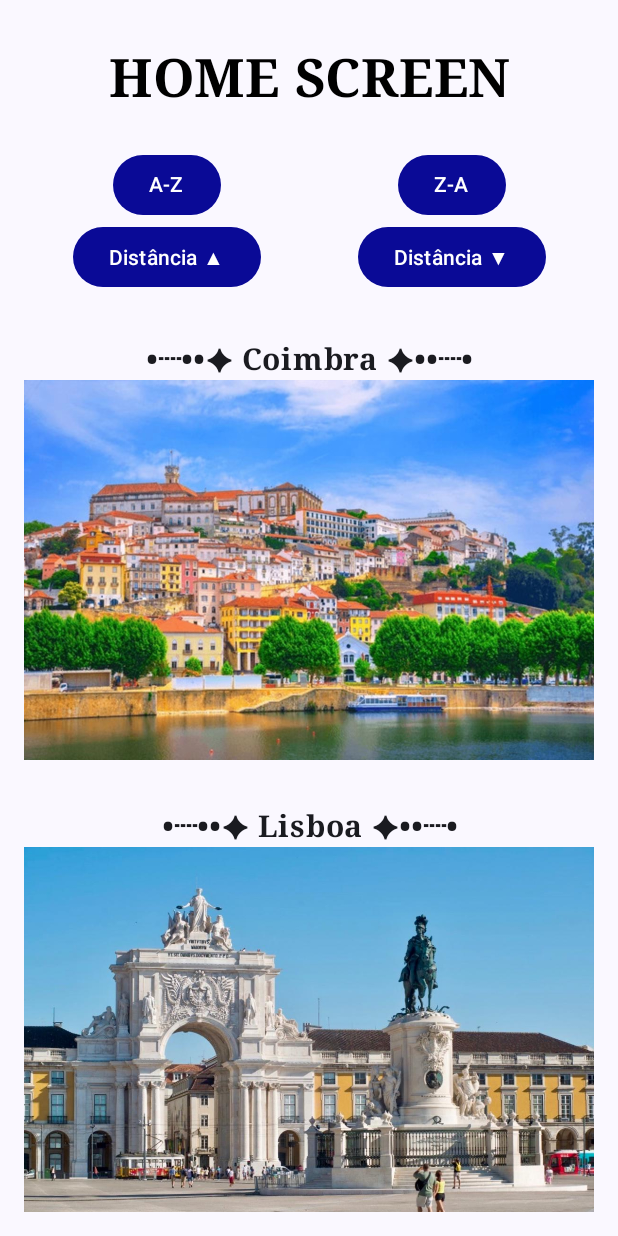
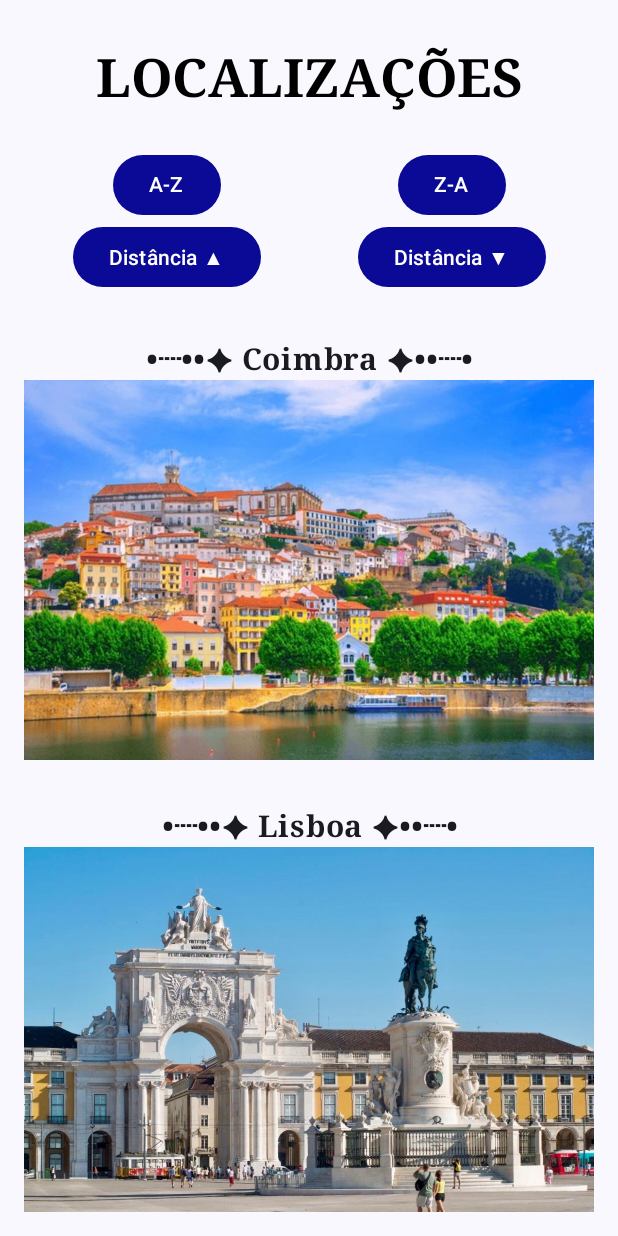
Before and after one commit to joaosantoss12/Tourists-Guide_Mobile-App, an Android app built with Jetpack Compose: the HomeScreen screen opened through its navigation route, on a phone screen of 412 x 824 dp. Run offline under Robolectric (Android 15) with nearby library versions, the phone set to English and light mode, and no system bars.

Commit message:
updated HomeScreen and added CreditsScreen

```diff
--- /dev/null
+++ b/app/src/main/java/pt/isec/a2020136093/amov/guiaturistico/CreditsScreen.kt
@@ -0,0 +1,69 @@
+package pt.isec.a2020136093.amov.guiaturistico
+
+import android.util.Log
+import androidx.compose.foundation.BorderStroke
+import androidx.compose.foundation.Image
+import androidx.compose.foundation.background
+import androidx.compose.foundation.border
+import androidx.compose.foundation.clickable
+import androidx.compose.foundation.layout.Arrangement
+import androidx.compose.foundation.layout.Box
+import androidx.compose.foundation.layout.Column
+import androidx.compose.foundation.layout.Row
+import androidx.compose.foundation.layout.Spacer
+import androidx.compose.foundation.layout.aspectRatio
+import androidx.compose.foundation.layout.fillMaxWidth
+import androidx.compose.foundation.layout.height
+import androidx.compose.foundation.layout.padding
+import androidx.compose.foundation.layout.size
+import androidx.compose.foundation.layout.wrapContentHeight
+import androidx.compose.foundation.rememberScrollState
+import androidx.compose.foundation.shape.RoundedCornerShape
+import androidx.compose.foundation.verticalScroll
+import androidx.compose.material3.Button
+import androidx.compose.material3.ButtonDefaults
+import androidx.compose.material3.DropdownMenu
+import androidx.compose.material3.DropdownMenuItem
+import androidx.compose.material3.ExperimentalMaterial3Api
+import androidx.compose.material3.ExposedDropdownMenuBox
+import androidx.compose.material3.ExposedDropdownMenuDefaults
+import androidx.compose.material3.OutlinedTextField
+import androidx.compose.material3.Slider
+import androidx.compose.material3.SliderColors
+import androidx.compose.material3.SliderDefaults
+import androidx.compose.material3.Text
+import androidx.compose.material3.TextField
+import androidx.compose.runtime.Composable
+import androidx.compose.runtime.MutableState
+import androidx.compose.runtime.getValue
+import androidx.compose.runtime.mutableStateOf
+import androidx.compose.runtime.remember
+import androidx.compose.runtime.setValue
+import androidx.compose.ui.Alignment
+import androidx.compose.ui.Modifier
+import androidx.compose.ui.graphics.Color
+import androidx.compose.ui.res.painterResource
+import androidx.compose.ui.res.stringResource
+import androidx.compose.ui.text.font.FontFamily
+import androidx.compose.ui.text.font.FontWeight
+import androidx.compose.ui.text.style.TextAlign
+import androidx.compose.ui.tooling.preview.Preview
+import androidx.compose.ui.unit.dp
+import androidx.compose.ui.unit.sp
+import androidx.navigation.NavController
+
+@Composable
+fun CreditsScreen(
+    navController: NavController,
+    modifier : Modifier = Modifier
+) {
+
+    Text(text = "CREDITS SCREEN")
+}
+
+
+@Preview
+@Composable
+fun CreditsScreenPreview() {
+    //CreditsScreen()
+}
--- a/app/src/main/java/pt/isec/a2020136093/amov/guiaturistico/HomeScreen.kt
+++ b/app/src/main/java/pt/isec/a2020136093/amov/guiaturistico/HomeScreen.kt
@@ -79,7 +79,7 @@ fun HomeScreen(
             .padding(16.dp)
     ){
         Text(
-            text = "HOME SCREEN",
+            text = stringResource(R.string.locations),
             textAlign = TextAlign.Center,
             fontSize = 35.sp,
             fontWeight = FontWeight.Bold,
@@ -141,7 +141,7 @@ fun HomeScreen(
 
             Column(
                 modifier = Modifier
-                    .padding(0.dp,20.dp, 0.dp, 0.dp)
+                    .padding(0.dp, 20.dp, 0.dp, 0.dp)
                     .verticalScroll(rememberScrollState())
             ) {
                 Column(
--- a/app/src/main/java/pt/isec/a2020136093/amov/guiaturistico/LoginScreen.kt
+++ b/app/src/main/java/pt/isec/a2020136093/amov/guiaturistico/LoginScreen.kt
@@ -109,7 +109,7 @@ fun LoginScreen(
             shape = RoundedCornerShape(15.dp) // Borda arredondada do botão
         )
         {
-            Text(text = stringResource(R.string.login_button))
+            Text(text = stringResource(R.string.login))
         }
     }
 }
--- a/app/src/main/java/pt/isec/a2020136093/amov/guiaturistico/MainScreen.kt
+++ b/app/src/main/java/pt/isec/a2020136093/amov/guiaturistico/MainScreen.kt
@@ -28,6 +28,7 @@ import androidx.navigation.NavHostController
 import androidx.navigation.compose.NavHost
 import androidx.navigation.compose.composable
 import androidx.navigation.compose.rememberNavController
+import pt.isec.a2020136093.amov.guiaturistico.CreditsScreen
 import pt.isec.a2020136093.amov.guiaturistico.HomeScreen
 import pt.isec.a2020136093.amov.guiaturistico.LoginScreen
 import pt.isec.a2020136093.amov.guiaturistico.Menu
@@ -39,6 +40,8 @@ const val LOGIN_SCREEN = "Login"
 const val REGISTER_SCREEN = "Register"
 
 const val HOME_SCREEN = "Home"
+
+const val CREDITS_SCREEN = "Credits"
 
 
 @Composable
@@ -114,8 +117,6 @@ fun MainScreen(navController: NavHostController = rememberNavController()) {
                 Menu(
                     stringResource(R.string.welcome),
                     navController,
-                    LOGIN_SCREEN,
-                    REGISTER_SCREEN
                 )
             }
             composable(LOGIN_SCREEN) {
@@ -127,6 +128,10 @@ fun MainScreen(navController: NavHostController = rememberNavController()) {
             composable(HOME_SCREEN) {
                 HomeScreen(navController)
             }
+
+            composable(CREDITS_SCREEN){
+                CreditsScreen(navController)
+            }
         }
     }
 }
--- a/app/src/main/java/pt/isec/a2020136093/amov/guiaturistico/Menu.kt
+++ b/app/src/main/java/pt/isec/a2020136093/amov/guiaturistico/Menu.kt
@@ -24,6 +24,7 @@ import androidx.compose.ui.draw.clip
 import androidx.compose.ui.graphics.Brush
 import androidx.compose.ui.graphics.Color
 import androidx.compose.ui.res.painterResource
+import androidx.compose.ui.res.stringResource
 import androidx.compose.ui.text.font.FontFamily
 import androidx.compose.ui.text.font.FontWeight
 import androidx.compose.ui.text.style.TextAlign
@@ -36,7 +37,6 @@ import androidx.navigation.NavHostController
 fun Menu(
     title: String,
     navController: NavHostController?,
-    vararg options: String
 ) {
     GradientBackground()
     Column(
@@ -72,26 +72,66 @@ fun Menu(
                 .fillMaxWidth(0.6f)
                 .fillMaxHeight(0.75f)
         ) {
-            for (btnName in options)
+            Column(
+
+            ) {
                 Button(
-                    onClick = { navController?.navigate(btnName) },
+                    onClick = { navController?.navigate("Register") },
                     colors = ButtonDefaults.buttonColors(
                         containerColor = Color.White,
                         contentColor = Color(10, 10, 150) // Cor do texto do botão
                     ),
                     modifier = Modifier
                         .fillMaxWidth()
-                        .padding(0.dp, 25.dp, 0.dp, 10.dp)
-
+                        .padding(0.dp, 10.dp, 0.dp, 10.dp)
                 ) {
                     Text(
-                        text = btnName,
+                        text = stringResource(R.string.register),
                         //fontFamily = SketchesFont,
-                        fontSize = 15.sp,
+                        fontSize = 20.sp,
                         modifier = Modifier
-                            .padding(15.dp)
+                            .padding(0.dp, 3.dp, 0.dp, 3.dp)
                     )
                 }
+
+                Button(
+                    onClick = { navController?.navigate("Login") },
+                    colors = ButtonDefaults.buttonColors(
+                        containerColor = Color.White,
+                        contentColor = Color(10, 10, 150) // Cor do texto do botão
+                    ),
+                    modifier = Modifier
+                        .fillMaxWidth()
+                        .padding(0.dp, 10.dp, 0.dp, 10.dp)
+                ) {
+                    Text(
+                        text = stringResource(R.string.login),
+                        //fontFamily = SketchesFont,
+                        fontSize = 20.sp,
+                        modifier = Modifier
+                            .padding(0.dp, 3.dp, 0.dp, 3.dp)
+                    )
+                }
+
+                Button(
+                    onClick = { navController?.navigate("Credits") },
+                    colors = ButtonDefaults.buttonColors(
+                        containerColor = Color.White,
+                        contentColor = Color(10, 10, 150) // Cor do texto do botão
+                    ),
+                    modifier = Modifier
+                        .fillMaxWidth()
+                        .padding(0.dp, 10.dp, 0.dp, 10.dp)
+                ) {
+                    Text(
+                        text = stringResource(R.string.credits),
+                        //fontFamily = SketchesFont,
+                        fontSize = 20.sp,
+                        modifier = Modifier
+                            .padding(0.dp, 3.dp, 0.dp, 3.dp)
+                    )
+                }
+            }
         }
     }
 }
@@ -117,5 +157,5 @@ fun GradientBackground() {
 @Preview
 @Composable
 fun MenuPreview() {
-    Menu("Sketches", null, "Solid", "Gallery", "Camera", "List")
+    //Menu("Sketches", null, "Solid", "Gallery", "Camera", "List")
 }
--- a/app/src/main/java/pt/isec/a2020136093/amov/guiaturistico/RegisterScreen.kt
+++ b/app/src/main/java/pt/isec/a2020136093/amov/guiaturistico/RegisterScreen.kt
@@ -9,7 +9,9 @@ import androidx.compose.foundation.layout.Spacer
 import androidx.compose.foundation.layout.fillMaxWidth
 import androidx.compose.foundation.layout.height
 import androidx.compose.foundation.layout.padding
+import androidx.compose.foundation.rememberScrollState
 import androidx.compose.foundation.shape.RoundedCornerShape
+import androidx.compose.foundation.verticalScroll
 import androidx.compose.material3.Button
 import androidx.compose.material3.ButtonDefaults
 import androidx.compose.material3.MaterialTheme
@@ -48,6 +50,7 @@ fun RegisterScreen(
         Column(
                 modifier = modifier
                         .padding(16.dp)
+                        .verticalScroll(rememberScrollState())
         ) {
 
                 Image(
@@ -124,7 +127,7 @@ fun RegisterScreen(
                         shape = RoundedCornerShape(15.dp) // Borda arredondada do botão
                 ) {
                         Text(
-                                text = stringResource(R.string.register_button),
+                                text = stringResource(R.string.register),
                                 //style = MaterialTheme.typography.button
                         )
                 }
--- a/app/src/main/res/values/strings.xml
+++ b/app/src/main/res/values/strings.xml
@@ -5,9 +5,8 @@
     <string name="email_label">Escreve o teu email</string>
     <string name="password_title" translatable="false">Password</string>
     <string name="password_label">Escreve a tua password</string>
-    <string name="login_button" translatable="false">Login</string>
     <string name="name_title" translatable="false">Nome</string>
-    <string name="register_button" translatable="false">Login</string>
+    <string name="register">Registar</string>
     <string name="createAccount">Criar uma Conta</string>
     <string name="already_have_account">Já tem uma conta?</string>
     <string name="login">Login</string>
@@ -15,4 +14,6 @@
     <string name="distance_close_to_far">Distância ▲</string>
     <string name="distance_far_to_close">Distância ▼</string>
     <string name="none">Nenhum</string>
+    <string name="locations">LOCALIZAÇÕES</string>
+    <string name="credits">Créditos</string>
 </resources>
```
